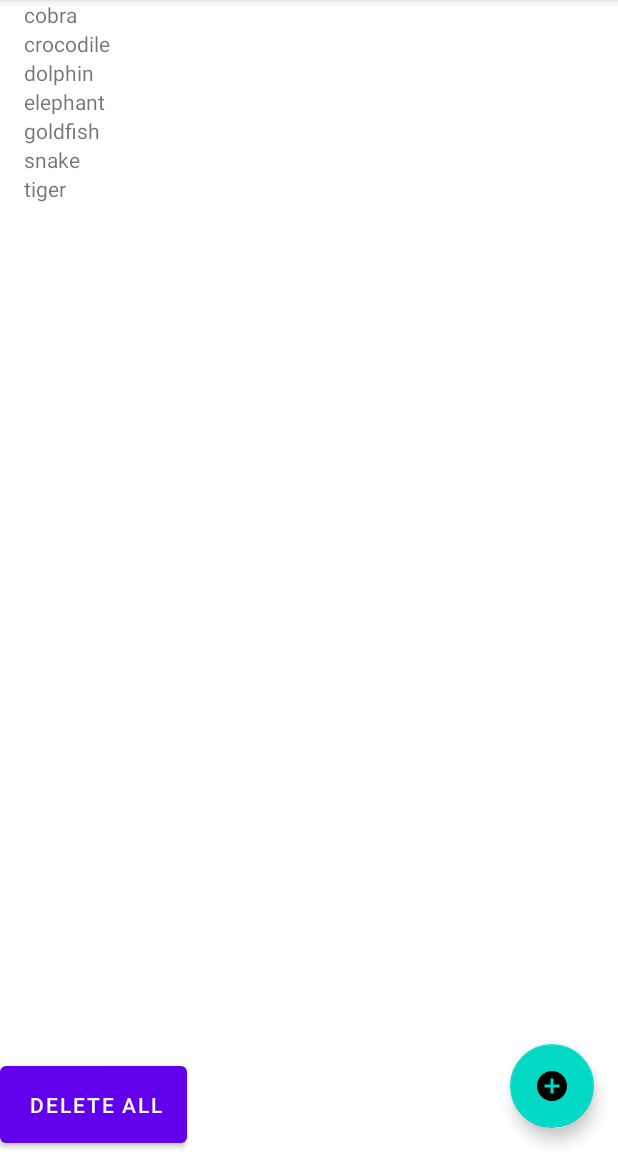
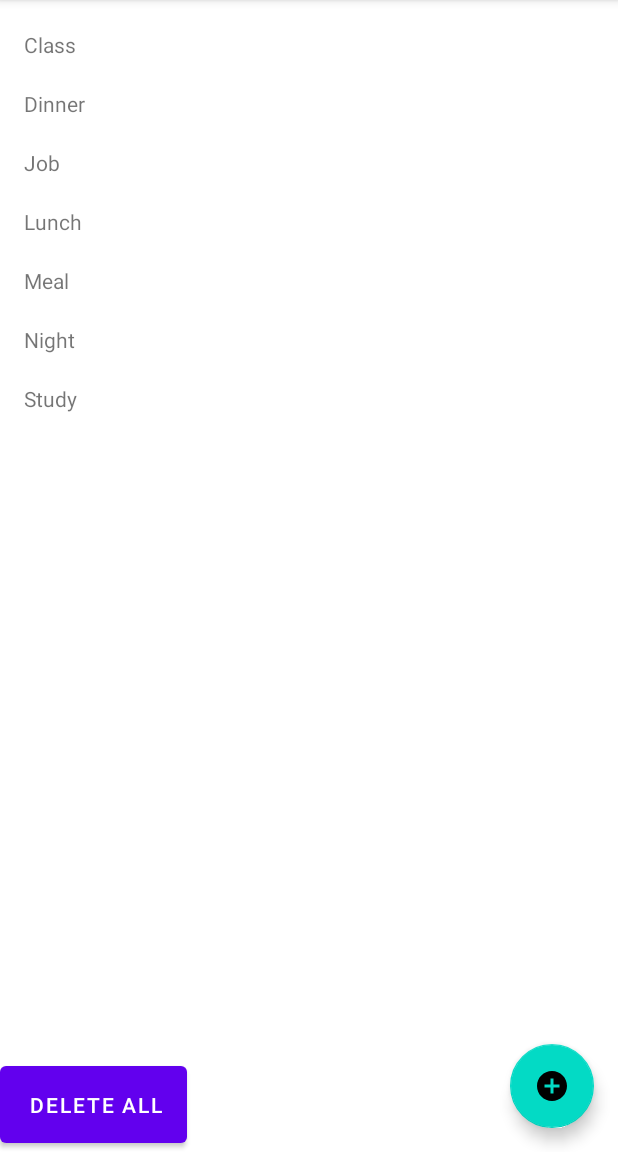
Before and after one commit to MAD-Weekly-Assignment/TODO-App, an Android app: the screen it shows after launch (MainActivity), on a phone screen of 412 x 824 dp, the part 84-1236 px from its top. Run offline under Robolectric (Android 15) with nearby library versions, the phone set to English and light mode, and no system bars; our stand-ins replace Room's generated code.

Commit message:
Updated fragment layout

```diff
--- a/TODOApp/app/src/main/java/com/example/todo_app/data/AppDatabase.java
+++ b/TODOApp/app/src/main/java/com/example/todo_app/data/AppDatabase.java
@@ -50,8 +50,8 @@ public abstract class AppDatabase extends RoomDatabase {
 
         private final TodoDao mDao;
 
-        private static String [] words = {"dolphin", "crocodile", "cobra", "elephant", "goldfish",
-                "tiger", "snake"};
+        private static String [] words = {"Meal", "Class", "Job", "Lunch", "Dinner",
+                "Study", "Night"};
 
         PopulateDbAsync(AppDatabase db) {
             mDao = db.wordDao();
--- a/TODOApp/app/src/main/res/layout/activity_main.xml
+++ b/TODOApp/app/src/main/res/layout/activity_main.xml
@@ -11,11 +11,18 @@
 		android:orientation="vertical"
 		tools:context="com.example.todo_app.MainActivity">
 
-	<LinearLayout android:layout_width="match_parent" android:layout_height="wrap_content">
+	<LinearLayout
+		android:layout_width="match_parent"
+		android:layout_height="wrap_content">
+
 		<include layout="@layout/item_task"/>
+
 	</LinearLayout>
 
-	<Button android:layout_width="wrap_content" android:layout_height="wrap_content" android:id="@+id/delAll"
+	<Button
+		android:layout_width="wrap_content"
+		android:layout_height="wrap_content"
+		android:id="@+id/delAll"
 	        android:text="Delete All"
 	        android:layout_alignParentBottom="true"
 	        android:layout_alignParentLeft="true"
@@ -32,8 +39,16 @@
 			app:srcCompat="@drawable/ic_baseline_add_circle_24"
 			tools:ignore="ContentDescription"
 			android:layout_alignParentBottom="true"
-			android:layout_alignParentRight="true"
-	/>
+			android:layout_alignParentRight="true" />
+
+	<FrameLayout
+		android:id="@+id/fragment_container"
+		android:layout_width="match_parent"
+		android:layout_height="wrap_content"
+		app:layout_constraintLeft_toLeftOf="parent"
+		app:layout_constraintRight_toRightOf="parent"
+		app:layout_constraintTop_toTopOf="parent"
+		tools:layout="@layout/fragment_delete"/>
 
 
 </RelativeLayout>
--- a/TODOApp/app/src/main/res/layout/recyclerview_item.xml
+++ b/TODOApp/app/src/main/res/layout/recyclerview_item.xml
@@ -6,10 +6,15 @@
     android:layout_height="wrap_content"
     android:orientation="vertical">
 
+
+
     <TextView
         android:id="@+id/textView"
         android:layout_width="match_parent"
         android:layout_height="wrap_content"
         android:elevation="8dp"
+        android:layout_marginTop="20dp"
         tools:text="placeholder text" />
+
+
 </LinearLayout>
--- a/TODOApp/app/src/main/res/values/strings.xml
+++ b/TODOApp/app/src/main/res/values/strings.xml
@@ -2,6 +2,10 @@
     <string name="app_name">TODO-App</string>
     <!-- TODO: Remove or change this placeholder text -->
     <string name="hello_blank_fragment">Hello blank fragment</string>
-    <string name="rate_item">Rate The Item</string>
+    <string name="del_item">Deleted Successfully!!</string>
+    <string name="close">close</string>
+    <string name="open">open</string>
+
+
 
 </resources>
```
Also changed, not shown: TODOApp/app/src/main/java/com/example/todo_app/DeleteFragment.java (added, +38 -0 lines), TODOApp/app/src/main/java/com/example/todo_app/MainActivity.java (+55 -26 lines), TODOApp/app/src/main/java/com/example/todo_app/RatingFragment.java (deleted, +0 -64 lines), TODOApp/app/src/main/res/layout/activity_add_task.xml (+5 -2 lines), TODOApp/app/src/main/res/layout/fragment_delete.xml (renamed from TODOApp/app/src/main/res/layout/fragment_rating.xml, +4 -12 lines).
